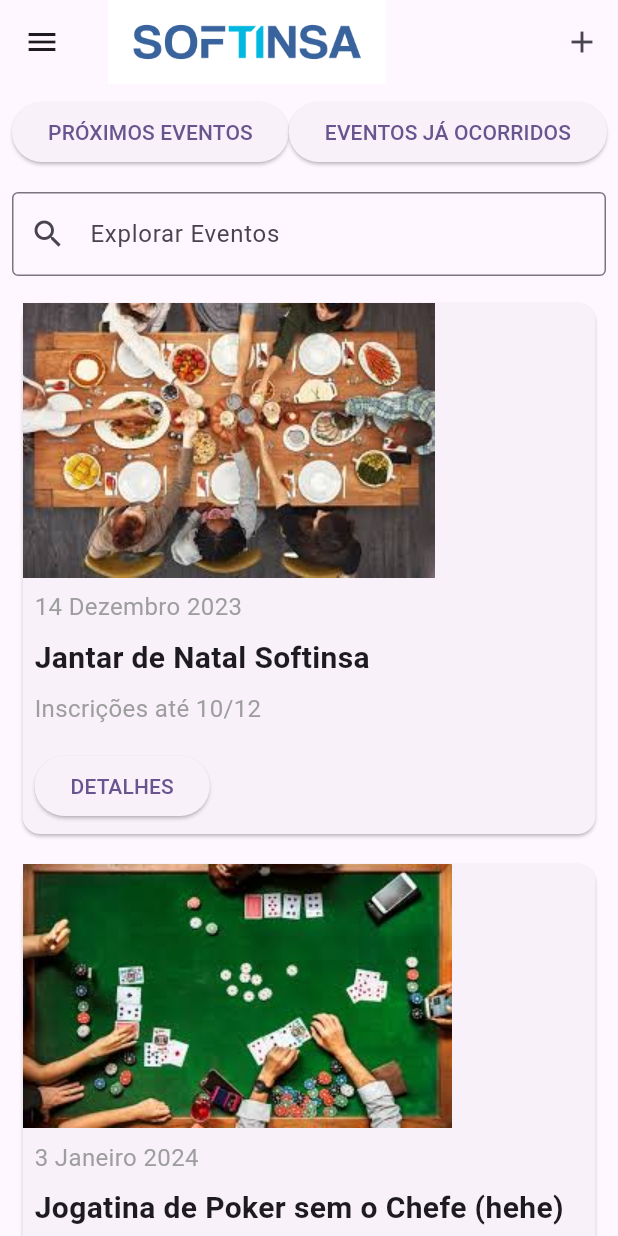
After one commit to ricardo-04/Mobile, a Flutter app: the EventosPage screen opened by its route, on a phone screen of 412 x 824 dp. The commit adds this screen. Run offline on Flutter 3.47's test engine with Material 3 defaults, Android fonts, the phone set to English and light mode, and no system bars.

Commit message:
PagEventos adicionada

```diff
--- a/lib/contaCreate.dart
+++ b/lib/contaCreate.dart
@@ -26,9 +26,13 @@ class _ContaCreateState extends State<ContaCreate> {
         ),
       ),
       body: SingleChildScrollView(
+        child: ConstrainedBox(
+          constraints: BoxConstraints(
+            minHeight: MediaQuery.of(context).size.height -
+                kToolbarHeight - MediaQuery.of(context).padding.top,
+          ),
+          child: IntrinsicHeight(
             child: Container(
-          height: MediaQuery.of(context).size.height -
-              kToolbarHeight - MediaQuery.of(context).padding.top,
               decoration: const BoxDecoration(
                 gradient: LinearGradient(
                   begin: Alignment.topRight,
@@ -55,7 +59,6 @@ class _ContaCreateState extends State<ContaCreate> {
                     ElevatedButton(
                       onPressed: () {
                         if (_formKey.currentState?.validate() ?? false) {
-                      // Lógica para criar a conta
                           Navigator.push(
                             context,
                             MaterialPageRoute(builder: (context) => LoginPage()),
@@ -74,11 +77,15 @@ class _ContaCreateState extends State<ContaCreate> {
               ),
             ),
           ),
+        ),
+      ),
     );
   }
 
   Widget _buildForm() {
-    return Container(
+    return Form(
+      key: _formKey,
+      child: Container(
         decoration: BoxDecoration(
           color: Colors.white,
           borderRadius: BorderRadius.circular(10.0),
@@ -96,7 +103,8 @@ class _ContaCreateState extends State<ContaCreate> {
             children: <Widget>[
               TextFormField(
                 controller: _primeiroNomeController,
-              decoration: const InputDecoration(labelText: 'Primeiro Nome',
+                decoration: const InputDecoration(
+                  labelText: 'Primeiro Nome',
                   hintText: 'Digite primeiro nome',
                 ),
                 validator: (value) {
@@ -109,7 +117,8 @@ class _ContaCreateState extends State<ContaCreate> {
               const SizedBox(height: 20.0),
               TextFormField(
                 controller: _ultimoNomeController,
-              decoration: const InputDecoration(labelText: 'Último Nome',
+                decoration: const InputDecoration(
+                  labelText: 'Último Nome',
                   hintText: 'Digite último nome',
                 ),
                 validator: (value) {
@@ -122,7 +131,8 @@ class _ContaCreateState extends State<ContaCreate> {
               const SizedBox(height: 20.0),
               TextFormField(
                 controller: _idadeController,
-              decoration: const InputDecoration(labelText: 'Idade',
+                decoration: const InputDecoration(
+                  labelText: 'Idade',
                   hintText: 'Digite a sua idade',
                 ),
                 keyboardType: TextInputType.number,
@@ -139,7 +149,8 @@ class _ContaCreateState extends State<ContaCreate> {
               const SizedBox(height: 20.0),
               TextFormField(
                 controller: _emailController,
-              decoration: const InputDecoration(labelText: 'Email',
+                decoration: const InputDecoration(
+                  labelText: 'Email',
                   hintText: 'Digite o seu email',
                 ),
                 validator: (value) {
@@ -157,8 +168,10 @@ class _ContaCreateState extends State<ContaCreate> {
               const SizedBox(height: 20.0),
               TextFormField(
                 controller: _senhaController,
-              decoration: const InputDecoration(labelText: 'Senha',
-              hintText: 'Digite a sua senha',),
+                decoration: const InputDecoration(
+                  labelText: 'Senha',
+                  hintText: 'Digite a sua senha',
+                ),
                 validator: (value) {
                   if (value == null || value.isEmpty) {
                     return 'Por favor, insira a sua senha';
@@ -170,7 +183,8 @@ class _ContaCreateState extends State<ContaCreate> {
               const SizedBox(height: 20.0),
               TextFormField(
                 controller: _confirmarSenhaController,
-              decoration: const InputDecoration(labelText: 'Confirmar Senha',
+                decoration: const InputDecoration(
+                  labelText: 'Confirmar Senha',
                   hintText: 'Digite a senha novamente',
                 ),
                 validator: (value) {
@@ -187,6 +201,7 @@ class _ContaCreateState extends State<ContaCreate> {
             ],
           ),
         ),
+      ),
     );
   }
 }
--- /dev/null
+++ b/lib/eventosPage.dart
@@ -0,0 +1,138 @@
+import 'package:flutter/material.dart';
+
+class EventosPage extends StatelessWidget {
+  @override
+  Widget build(BuildContext context) {
+    return Scaffold(
+      appBar: AppBar(
+        title: Image.asset('assets/logo-softinsa.png', height: kToolbarHeight),
+        actions: [
+          IconButton(
+            icon: Icon(Icons.add),
+            onPressed: () {},
+          ),
+        ],
+      ),
+      drawer: Drawer(
+        // Adicione seu Drawer aqui
+        // Exemplo:
+        // child: ListView(
+        //   children: <Widget>[
+        //     DrawerHeader(child: Text('Header')),
+        //     ListTile(title: Text('Item 1')),
+        //   ],
+        // ),
+      ),
+      body: Column(
+        children: [
+          Padding(
+            padding: const EdgeInsets.all(8.0),
+            child: Row(
+              mainAxisAlignment: MainAxisAlignment.spaceBetween,
+              children: [
+                ElevatedButton(
+                  onPressed: () {},
+                  child: Text('PRÓXIMOS EVENTOS'),
+                ),
+                ElevatedButton(
+                  onPressed: () {},
+                  child: Text('EVENTOS JÁ OCORRIDOS'),
+                ),
+              ],
+            ),
+          ),
+          Padding(
+            padding: const EdgeInsets.all(8.0),
+            child: TextField(
+              decoration: InputDecoration(
+                hintText: 'Explorar Eventos',
+                prefixIcon: Icon(Icons.search),
+                border: OutlineInputBorder(),
+              ),
+            ),
+          ),
+          Expanded(
+            child: ListView(
+              children: [
+                _buildEventCard(
+                  context,
+                  '14 Dezembro 2023',
+                  'Jantar de Natal Softinsa',
+                  'assets/jantar.jpg',
+                  'Inscrições até 10/12',
+                  'DETALHES',
+                ),
+                _buildEventCard(
+                  context,
+                  '3 Janeiro 2024',
+                  'Jogatina de Poker sem o Chefe (hehe)',
+                  'assets/poker.jpg',
+                  'Casa Da Sorte',
+                  'APENAS CONVIDADOS',
+                  icon: Icons.lock,
+                ),
+              ],
+            ),
+          ),
+        ],
+      ),
+    );
+  }
+
+  Widget _buildEventCard(
+      BuildContext context,
+      String date,
+      String title,
+      String imagePath,
+      String subtitle,
+      String buttonText, {
+        IconData? icon,
+      }) {
+    return Card(
+      margin: EdgeInsets.symmetric(vertical: 10, horizontal: 15),
+      child: Column(
+        crossAxisAlignment: CrossAxisAlignment.start,
+        children: [
+          Image.asset(imagePath, fit: BoxFit.cover),
+          Padding(
+            padding: const EdgeInsets.all(8.0),
+            child: Text(
+              date,
+              style: TextStyle(fontSize: 16, color: Colors.grey),
+            ),
+          ),
+          Padding(
+            padding: const EdgeInsets.symmetric(horizontal: 8.0),
+            child: Text(
+              title,
+              style: TextStyle(fontSize: 20, fontWeight: FontWeight.bold),
+            ),
+          ),
+          Padding(
+            padding: const EdgeInsets.all(8.0),
+            child: Text(
+              subtitle,
+              style: TextStyle(fontSize: 16, color: Colors.grey),
+            ),
+          ),
+          Padding(
+            padding: const EdgeInsets.all(8.0),
+            child: ElevatedButton(
+              onPressed: () {},
+              child: Row(
+                mainAxisSize: MainAxisSize.min,
+                children: [
+                  Text(buttonText),
+                  if (icon != null) ...[
+                    SizedBox(width: 5),
+                    Icon(icon),
+                  ],
+                ],
+              ),
+            ),
+          ),
+        ],
+      ),
+    );
+  }
+}
--- a/lib/login.dart
+++ b/lib/login.dart
@@ -1,6 +1,7 @@
 import 'package:flutter/material.dart';
 import 'package:flutter/widgets.dart';
 import 'contaCreate.dart';
+import 'eventosPage.dart';
 
 class LoginPage extends StatefulWidget {
   @override
@@ -171,6 +172,12 @@ class _LoginPageState extends State<LoginPage> {
                 onPressed: () {
                   if (_formKey.currentState!.validate()) {
                     // Implementar a lógica de login
+
+                    // Navegar para a nova página
+                    Navigator.push(
+                      context,
+                      MaterialPageRoute(builder: (context) => EventosPage()), // Substitua NovaPagina pela classe da sua nova página
+                    );
                   }
                 },
                 style: ButtonStyle(
--- a/lib/main.dart
+++ b/lib/main.dart
@@ -3,6 +3,7 @@ import 'package:flutter/material.dart';
 import 'login.dart';
 import 'welcome_page.dart';
 import 'contaCreate.dart';
+import 'eventosPage.dart';
 //import 'package:firebase_auth/firebase_auth.dart';
 //import 'package:firebase_core/firebase_core.dart';
 
@@ -29,6 +30,7 @@ class MyApp extends StatelessWidget {
         '/': (context) => WelcomePage(), //welcome_page
         '/login': (context) => LoginPage(), //login
         '/contaCreate': (context) => ContaCreate(), //contaCreate
+        '/eventosPage': (context) => EventosPage(), //eventosPage
       },
     );
   }
--- a/pubspec.yaml
+++ b/pubspec.yaml
@@ -61,6 +61,8 @@ flutter:
   assets:
     - assets/logo-softinsa.png
     - assets/google_logo.png
+    - assets/jantar.jpg
+    - assets/poker.jpg
 
   # The following line ensures that the Material Icons font is
   # included with your application, so that you can use the icons in
```
Also changed, not shown: assets/jantar.jpg (added), assets/poker.jpg (added). Lines whose indentation alone changed are shown as unchanged.
